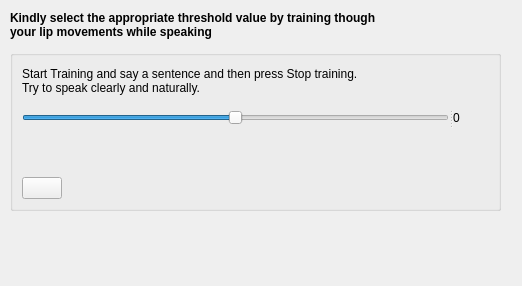
First picture: the form in plugins/Conditions/LipDetection/createlipdetectionconditionwidget.ui, repository KDE/simon, before the edit.
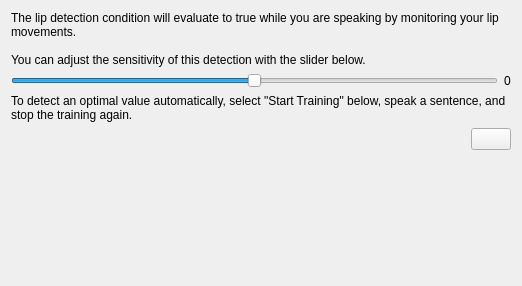
Second picture: the form after the edit.

Commit message: Fixing lip detection training

What changed in the file:
```diff
--- a/plugins/Conditions/LipDetection/createlipdetectionconditionwidget.ui
+++ b/plugins/Conditions/LipDetection/createlipdetectionconditionwidget.ui
@@ -10,90 +10,31 @@
     <height>286</height>
    </rect>
   </property>
-  <widget class="QGroupBox" name="groupBox">
-   <property name="enabled">
-    <bool>true</bool>
-   </property>
-   <property name="geometry">
-    <rect>
-     <x>10</x>
-     <y>50</y>
-     <width>491</width>
-     <height>161</height>
-    </rect>
-   </property>
-   <property name="title">
-    <string/>
-   </property>
-   <layout class="QGridLayout" name="gridLayout">
-    <item row="0" column="0" colspan="3">
-     <widget class="QLabel" name="lblThreshold">
-      <property name="lineWidth">
-       <number>2</number>
-      </property>
-      <property name="text">
-       <string>Start Training and say a sentence and then press Stop training.
-Try to speak clearly and naturally.</string>
-      </property>
-     </widget>
-    </item>
-    <item row="2" column="0">
-     <widget class="QLabel" name="lblNotification">
-      <property name="sizePolicy">
-       <sizepolicy hsizetype="Preferred" vsizetype="Preferred">
-        <horstretch>0</horstretch>
-        <verstretch>0</verstretch>
-       </sizepolicy>
-      </property>
-      <property name="text">
-       <string/>
-      </property>
-     </widget>
-    </item>
-    <item row="2" column="1" colspan="2">
-     <spacer name="horizontalSpacer_2">
-      <property name="orientation">
-       <enum>Qt::Horizontal</enum>
-      </property>
-      <property name="sizeHint" stdset="0">
-       <size>
-        <width>40</width>
-        <height>20</height>
-       </size>
-      </property>
-     </spacer>
-    </item>
-    <item row="3" column="2">
-     <spacer name="horizontalSpacer">
-      <property name="orientation">
-       <enum>Qt::Horizontal</enum>
-      </property>
-      <property name="sizeHint" stdset="0">
-       <size>
-        <width>258</width>
-        <height>20</height>
-       </size>
-      </property>
-     </spacer>
-    </item>
-    <item row="3" column="0" colspan="2">
-     <widget class="QPushButton" name="pbTraining">
-      <property name="sizePolicy">
-       <sizepolicy hsizetype="Fixed" vsizetype="Fixed">
-        <horstretch>0</horstretch>
-        <verstretch>0</verstretch>
-       </sizepolicy>
-      </property>
-      <property name="text">
-       <string/>
-      </property>
-     </widget>
-    </item>
-    <item row="1" column="0" colspan="3">
-     <widget class="QSplitter" name="splitter_2">
-      <property name="orientation">
-       <enum>Qt::Horizontal</enum>
-      </property>
+  <layout class="QVBoxLayout" name="verticalLayout">
+   <item>
+    <widget class="QLabel" name="lblThreshold_2">
+     <property name="font">
+      <font>
+       <weight>50</weight>
+       <bold>false</bold>
+      </font>
+     </property>
+     <property name="lineWidth">
+      <number>2</number>
+     </property>
+     <property name="text">
+      <string>The lip detection condition will evaluate to true while you are speaking by monitoring your lip movements.
+
+You can adjust the sensitivity of this detection with the slider below.</string>
+     </property>
+     <property name="wordWrap">
+      <bool>true</bool>
+     </property>
+    </widget>
+   </item>
+   <item>
+    <layout class="QHBoxLayout" name="horizontalLayout">
+     <item>
       <widget class="QSlider" name="horizontalSlider">
        <property name="layoutDirection">
         <enum>Qt::LeftToRight</enum>
@@ -102,16 +43,22 @@
         <bool>false</bool>
        </property>
        <property name="minimum">
-        <number>-50</number>
+        <number>0</number>
        </property>
        <property name="maximum">
-        <number>50</number>
+        <number>70000</number>
+       </property>
+       <property name="singleStep">
+        <number>1000</number>
+       </property>
+       <property name="pageStep">
+        <number>10000</number>
        </property>
        <property name="value">
-        <number>0</number>
+        <number>35000</number>
        </property>
        <property name="sliderPosition">
-        <number>0</number>
+        <number>35000</number>
        </property>
        <property name="tracking">
         <bool>true</bool>
@@ -126,38 +73,86 @@
         <bool>false</bool>
        </property>
       </widget>
+     </item>
+     <item>
       <widget class="QLabel" name="lblSilderValue">
        <property name="text">
         <string>0</string>
        </property>
       </widget>
-     </widget>
-    </item>
-   </layout>
-  </widget>
-  <widget class="QLabel" name="lblThreshold_2">
-   <property name="geometry">
-    <rect>
-     <x>10</x>
-     <y>10</y>
-     <width>491</width>
-     <height>30</height>
-    </rect>
-   </property>
-   <property name="font">
-    <font>
-     <weight>75</weight>
-     <bold>true</bold>
-    </font>
-   </property>
-   <property name="lineWidth">
-    <number>2</number>
-   </property>
-   <property name="text">
-    <string>Kindly select the appropriate threshold value by training though
-your lip movements while speaking</string>
-   </property>
-  </widget>
+     </item>
+    </layout>
+   </item>
+   <item>
+    <widget class="QLabel" name="lblThreshold">
+     <property name="lineWidth">
+      <number>2</number>
+     </property>
+     <property name="text">
+      <string>To detect an optimal value automatically, select &quot;Start Training&quot; below, speak a sentence, and stop the training again.</string>
+     </property>
+     <property name="wordWrap">
+      <bool>true</bool>
+     </property>
+    </widget>
+   </item>
+   <item>
+    <layout class="QHBoxLayout" name="horizontalLayout_2">
+     <item>
+      <widget class="QLabel" name="lblNotification">
+       <property name="sizePolicy">
+        <sizepolicy hsizetype="Preferred" vsizetype="Preferred">
+         <horstretch>0</horstretch>
+         <verstretch>0</verstretch>
+        </sizepolicy>
+       </property>
+       <property name="text">
+        <string/>
+       </property>
+      </widget>
+     </item>
+     <item>
+      <spacer name="horizontalSpacer_2">
+       <property name="orientation">
+        <enum>Qt::Horizontal</enum>
+       </property>
+       <property name="sizeHint" stdset="0">
+        <size>
+         <width>40</width>
+         <height>20</height>
+        </size>
+       </property>
+      </spacer>
+     </item>
+     <item>
+      <widget class="QPushButton" name="pbTraining">
+       <property name="sizePolicy">
+        <sizepolicy hsizetype="Fixed" vsizetype="Fixed">
+         <horstretch>0</horstretch>
+         <verstretch>0</verstretch>
+        </sizepolicy>
+       </property>
+       <property name="text">
+        <string/>
+       </property>
+      </widget>
+     </item>
+    </layout>
+   </item>
+   <item>
+    <spacer name="verticalSpacer">
+     <property name="orientation">
+      <enum>Qt::Vertical</enum>
+     </property>
+     <property name="sizeHint" stdset="0">
+      <size>
+       <width>20</width>
+       <height>260</height>
+      </size>
+     </property>
+    </spacer>
+   </item>
+  </layout>
  </widget>
  <resources/>
  <connections/>
```
The commit also changes 5 other files.
